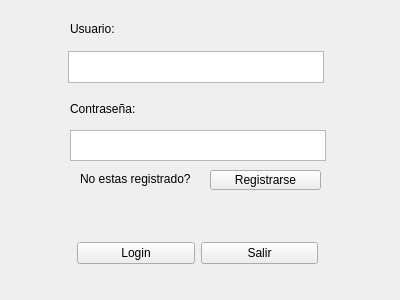
KevinMartinez1999/Juego, file Videojuego_Final/widget.ui: the form before one commit.
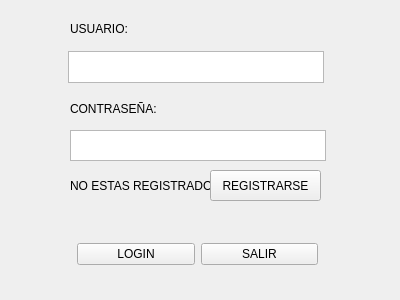
The form after the commit.

The edit to the form file:
```diff
--- a/Videojuego_Final/widget.ui
+++ b/Videojuego_Final/widget.ui
@@ -49,20 +49,20 @@
     </rect>
    </property>
    <property name="text">
-    <string>Contraseña:</string>
+    <string>CONTRASEÑA:</string>
    </property>
   </widget>
   <widget class="QLabel" name="label_3">
    <property name="geometry">
     <rect>
-     <x>80</x>
+     <x>70</x>
      <y>170</y>
-     <width>121</width>
-     <height>17</height>
+     <width>141</width>
+     <height>31</height>
     </rect>
    </property>
    <property name="text">
-    <string>No estas registrado?</string>
+    <string>NO ESTAS REGISTRADO?</string>
    </property>
   </widget>
   <widget class="QPushButton" name="registrarse">
@@ -71,11 +71,11 @@
      <x>210</x>
      <y>170</y>
      <width>111</width>
-     <height>20</height>
+     <height>31</height>
     </rect>
    </property>
    <property name="text">
-    <string>Registrarse</string>
+    <string>REGISTRARSE</string>
    </property>
   </widget>
   <widget class="QLabel" name="label">
@@ -88,30 +88,30 @@
     </rect>
    </property>
    <property name="text">
-    <string>Usuario:</string>
+    <string>USUARIO:</string>
    </property>
   </widget>
-  <widget class="QWidget" name="">
+  <widget class="QWidget" name="layoutWidget">
    <property name="geometry">
     <rect>
      <x>77</x>
      <y>240</y>
      <width>241</width>
-     <height>27</height>
+     <height>29</height>
     </rect>
    </property>
    <layout class="QHBoxLayout" name="horizontalLayout">
     <item>
      <widget class="QPushButton" name="login">
       <property name="text">
-       <string>Login</string>
+       <string>LOGIN</string>
       </property>
      </widget>
     </item>
     <item>
      <widget class="QPushButton" name="salir">
       <property name="text">
-       <string>Salir</string>
+       <string>SALIR</string>
       </property>
      </widget>
     </item>
```
